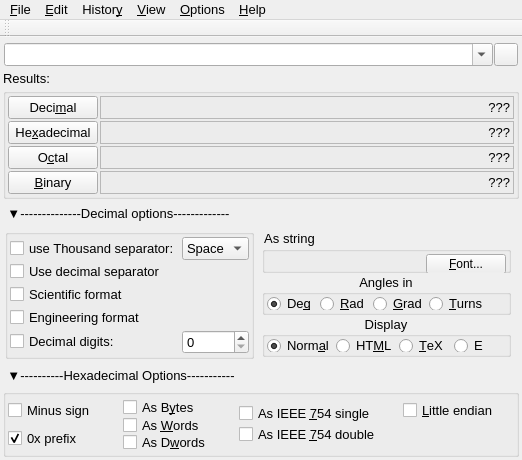
Old version of the form FalconCalcQt/FalconCalcQt.ui in the repository solyoma/FalconCalc.
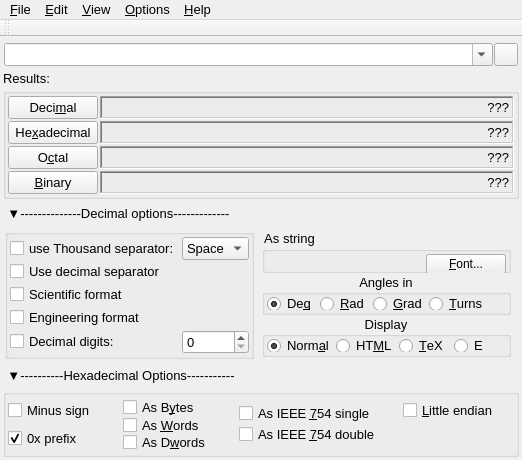
New version of the form. Icons and pictures are not drawn.

Commit message: added locale selection to FalconCalcQt. modified error dispolay (now red) bug: function and variable editors TODO: erro color change with style change.

Diff of the .ui file:
```diff
--- a/FalconCalcQt/FalconCalcQt.ui
+++ b/FalconCalcQt/FalconCalcQt.ui
@@ -745,13 +745,13 @@
           </font>
          </property>
          <property name="frameShape">
-          <enum>QFrame::StyledPanel</enum>
+          <enum>QFrame::WinPanel</enum>
          </property>
          <property name="frameShadow">
           <enum>QFrame::Sunken</enum>
          </property>
          <property name="lineWidth">
-          <number>6</number>
+          <number>3</number>
          </property>
          <property name="text">
           <string>???</string>
@@ -804,13 +804,13 @@
           </font>
          </property>
          <property name="frameShape">
-          <enum>QFrame::StyledPanel</enum>
+          <enum>QFrame::WinPanel</enum>
          </property>
          <property name="frameShadow">
           <enum>QFrame::Sunken</enum>
          </property>
          <property name="lineWidth">
-          <number>6</number>
+          <number>3</number>
          </property>
          <property name="text">
           <string>???</string>
@@ -863,13 +863,13 @@
           </font>
          </property>
          <property name="frameShape">
-          <enum>QFrame::StyledPanel</enum>
+          <enum>QFrame::WinPanel</enum>
          </property>
          <property name="frameShadow">
           <enum>QFrame::Sunken</enum>
          </property>
          <property name="lineWidth">
-          <number>6</number>
+          <number>3</number>
          </property>
          <property name="text">
           <string>???</string>
@@ -922,13 +922,13 @@
           </font>
          </property>
          <property name="frameShape">
-          <enum>QFrame::StyledPanel</enum>
+          <enum>QFrame::WinPanel</enum>
          </property>
          <property name="frameShadow">
           <enum>QFrame::Sunken</enum>
          </property>
          <property name="lineWidth">
-          <number>6</number>
+          <number>3</number>
          </property>
          <property name="text">
           <string>???</string>
@@ -1021,13 +1021,6 @@
     <addaction name="actionPaste"/>
     <addaction name="actionPasteAfter"/>
     <addaction name="separator"/>
-    <addaction name="mnuData"/>
-    <addaction name="separator"/>
-   </widget>
-   <widget class="QMenu" name="mnuHistory">
-    <property name="title">
-     <string>Histor&amp;y</string>
-    </property>
     <addaction name="actionEditHist"/>
     <addaction name="actionHistOptions"/>
     <addaction name="separator"/>
@@ -1067,7 +1060,6 @@
    </widget>
    <addaction name="mnuFile"/>
    <addaction name="mnuEdit"/>
-   <addaction name="mnuHistory"/>
    <addaction name="mnuView"/>
    <addaction name="mnuOptions"/>
    <addaction name="mnuHelp"/>
```
Left out of the diff: 41 changed lines with no effect on the pictures. The commit also changes 12 other files.
